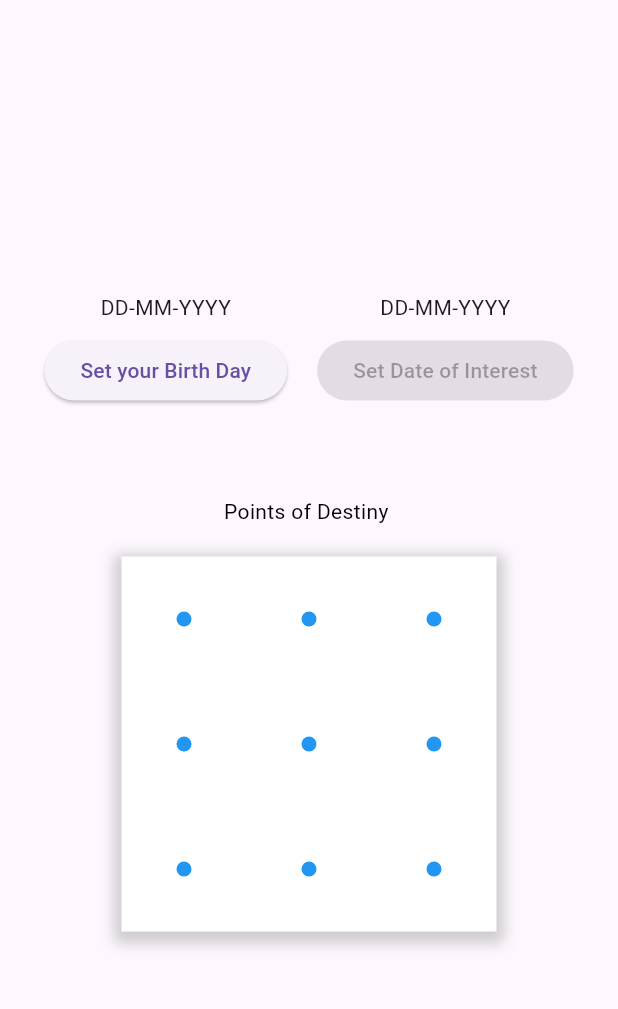
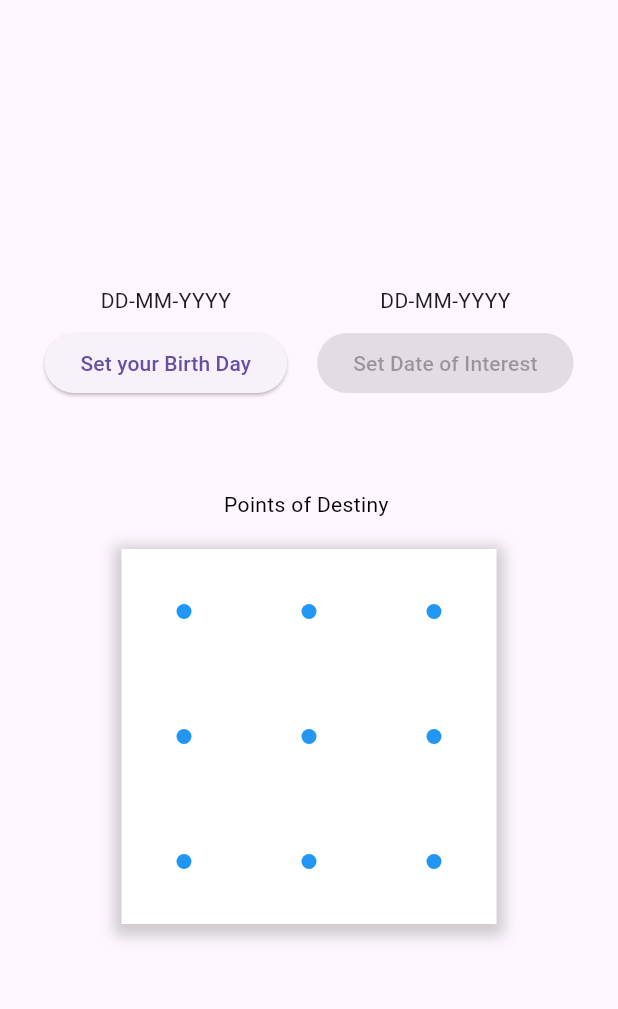
Before and after one commit to howbizarre/date_line_drawer, a Flutter app: the screen it shows after launch, on a phone screen of 412 x 824 dp, the part 63-1072 px from its top. Run offline on Flutter 3.47's test engine with Material 3 defaults, Android fonts, the phone set to English and light mode, and no system bars.

Commit message:
fix: Adjust spacing and shadow opacity in destiny points display
This commit adjusts the spacing above the destiny points display and refines the shadow opacity for a more visually appealing presentation.

Key changes include:

- Reduced the `SizedBox` height above the destiny points display from 20 to 10.
- Modified the shadow color opacity to use `withAlpha` for better control and consistency.

```diff
--- a/lib/main.dart
+++ b/lib/main.dart
@@ -99,7 +99,7 @@ class _MyHomePageState extends State<MyHomePage> with TickerProviderStateMixin {
         child: Column(
           mainAxisAlignment: MainAxisAlignment.center,
           children: <Widget>[
-            const SizedBox(height: 20),
+            const SizedBox(height: 10),
             Row(
               mainAxisAlignment: MainAxisAlignment.center,
               children: [
@@ -160,7 +160,7 @@ class _MyHomePageState extends State<MyHomePage> with TickerProviderStateMixin {
                   color: Colors.white, // Background color for the shadow to be visible
                   boxShadow: [
                     BoxShadow(
-                      color: Colors.grey.withOpacity(0.5),
+                      color: Colors.grey.withAlpha((255 * 0.5).round()),
                       spreadRadius: 5,
                       blurRadius: 7,
                       offset: const Offset(0, 3), // changes position of shadow
```
